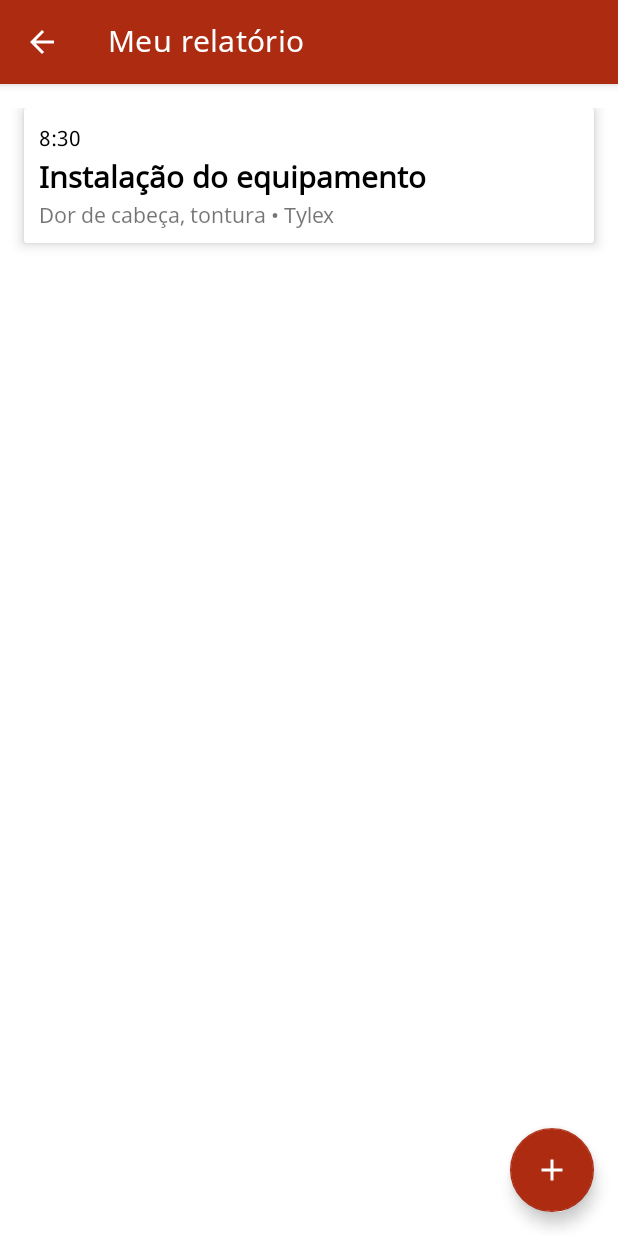
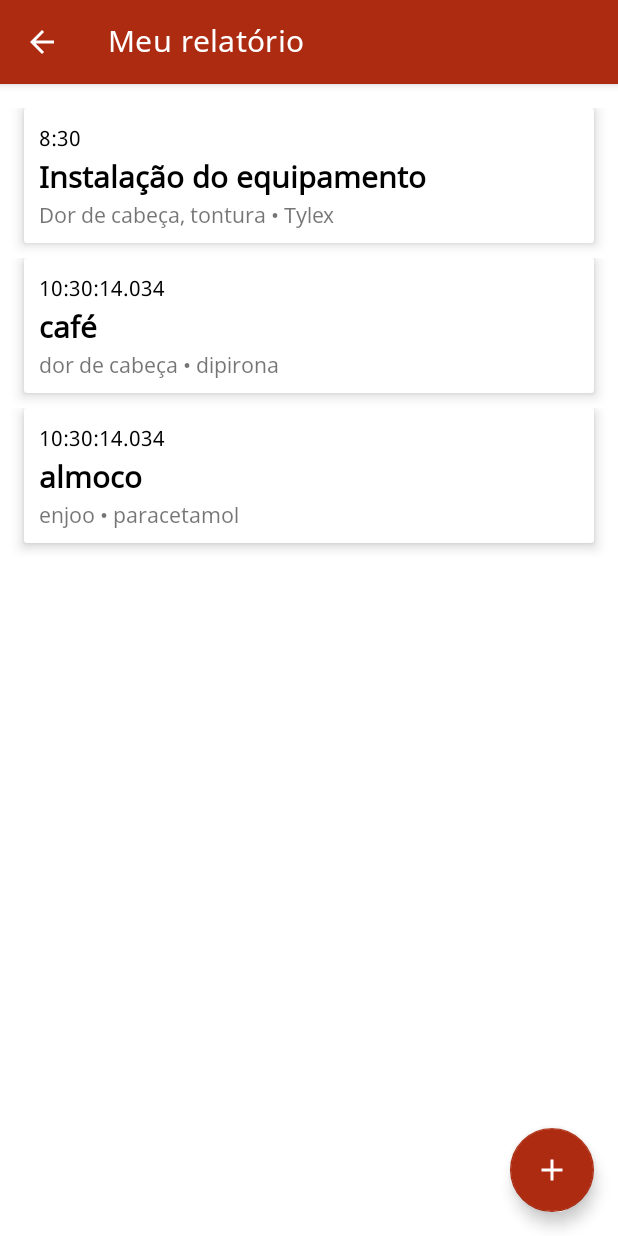
Before and after one commit to martinsgms/relatorio-acessivel, an Android app: the RelatorioActivity screen opened directly, with no data from a screen before it, on a phone screen of 412 x 824 dp. Run offline under Robolectric (Android 15) with nearby library versions, the phone set to English and light mode, and no system bars; 5 statements that could not run were skipped.

Commit message:
adiciona click listener no relatório, e manda item para formulário

```diff
--- a/android/RelatorioAcessivel/app/src/main/java/br/com/martinsgms/relatorioacessivel/ui/activity/RelatorioActivity.kt
+++ b/android/RelatorioAcessivel/app/src/main/java/br/com/martinsgms/relatorioacessivel/ui/activity/RelatorioActivity.kt
@@ -1,26 +1,35 @@
 package br.com.martinsgms.relatorioacessivel.ui.activity
 
 import android.content.Intent
+import android.os.Build
 import android.os.Bundle
 import android.util.Log
+import androidx.annotation.RequiresApi
 import androidx.appcompat.app.AppCompatActivity
 import androidx.recyclerview.widget.RecyclerView
 import br.com.martinsgms.relatorioacessivel.R
+import br.com.martinsgms.relatorioacessivel.model.AtividadeModel
 import br.com.martinsgms.relatorioacessivel.ui.adapter.RelatorioAdapter
 import br.com.martinsgms.relatorioacessivel.ui.dao.RelatorioDAO
 import com.google.android.material.floatingactionbutton.FloatingActionButton
+import java.time.LocalTime
 
-class RelatorioActivity : AppCompatActivity(R.layout.activity_relatorio) {
+class RelatorioActivity : AppCompatActivity(R.layout.activity_relatorio),
+    RelatorioAdapter.OnClickAtividadeListener {
 
     private val relatorioDAO = RelatorioDAO()
-    private val adapter = RelatorioAdapter(context = this)
+    private val adapter = RelatorioAdapter(context = this, onClickAtividadeListener = this)
 
+    @RequiresApi(Build.VERSION_CODES.O)
     override fun onCreate(savedInstanceState: Bundle?) {
         super.onCreate(savedInstanceState)
 
         configuraRecyclerView()
         configuraBotaoReturn()
         configuraFab()
+
+        relatorioDAO.save(AtividadeModel(LocalTime.now(), "café", "dor de cabeça", "dipirona"))
+        relatorioDAO.save(AtividadeModel(LocalTime.now(), "almoco", "enjoo", "paracetamol"))
     }
 
     override fun onResume() {
@@ -44,10 +53,20 @@ class RelatorioActivity : AppCompatActivity(R.layout.activity_relatorio) {
     private fun configuraRecyclerView() {
         val relatorioRecyclerView = findViewById<RecyclerView>(R.id.activity_relatorio_rv)
         relatorioRecyclerView.adapter = adapter
+
     }
 
     override fun onSupportNavigateUp(): Boolean {
         onBackPressed()
         return true
     }
+
+    override fun OnClickAtividadeListener(atividade: AtividadeModel) {
+        Log.d("gmds", "${atividade.toString()}")
+
+        val intent = Intent(this, NovaAtividadeActivity::class.java)
+        intent.putExtra("atividade", atividade)
+
+        startActivity(intent)
+    }
 }
--- a/android/RelatorioAcessivel/app/src/main/java/br/com/martinsgms/relatorioacessivel/ui/adapter/RelatorioAdapter.kt
+++ b/android/RelatorioAcessivel/app/src/main/java/br/com/martinsgms/relatorioacessivel/ui/adapter/RelatorioAdapter.kt
@@ -5,13 +5,15 @@ import android.view.LayoutInflater
 import android.view.View
 import android.view.ViewGroup
 import android.widget.TextView
+import androidx.cardview.widget.CardView
 import androidx.recyclerview.widget.RecyclerView
 import br.com.martinsgms.relatorioacessivel.R
 import br.com.martinsgms.relatorioacessivel.model.AtividadeModel
 
 class RelatorioAdapter(
     val context: Context,
-    atividades: List<AtividadeModel> = emptyList()
+    atividades: List<AtividadeModel> = emptyList(),
+    var onClickAtividadeListener: OnClickAtividadeListener
 ) : RecyclerView.Adapter<RelatorioAdapter.ViewHolder>() {
 
     private val atividades = atividades.toMutableList()
@@ -27,13 +29,20 @@ class RelatorioAdapter(
             val sintomasView = itemView.findViewById<TextView>(R.id.sintomas)
             sintomasView.text = atividade.sintomas
 
-            if (atividade.medicamentos.isNotBlank() && atividade.sintomas.isNotBlank())
-                sintomasView.text = sintomasView.text.toString().plus(" • ${atividade.medicamentos}")
-
-            else if (atividade.sintomas.isBlank())
+            if (!atividade.medicamentos.isNullOrBlank() && !atividade.sintomas.isNullOrBlank())
+                sintomasView.text =
+                    sintomasView.text.toString().plus(" • ${atividade.medicamentos}")
+            else if (atividade.sintomas.isNullOrBlank())
                 sintomasView.text = atividade.medicamentos
         }
+
+        val cardView = itemView.findViewById<CardView>(R.id.card_view)
     }
+
+    interface OnClickAtividadeListener {
+        fun OnClickAtividadeListener(atividade: AtividadeModel)
+    }
+
 
     override fun onCreateViewHolder(parent: ViewGroup, viewType: Int): ViewHolder {
         val inflater = LayoutInflater.from(context)
@@ -44,6 +53,11 @@ class RelatorioAdapter(
 
     override fun onBindViewHolder(holder: ViewHolder, position: Int) {
         val atividade = atividades[position]
+
+        holder.cardView.setOnClickListener {
+            onClickAtividadeListener.OnClickAtividadeListener(atividade)
+        }
+
         holder.bind(atividade)
     }
 
--- a/android/RelatorioAcessivel/app/src/main/res/layout/fragment_time_picker.xml
+++ b/android/RelatorioAcessivel/app/src/main/res/layout/fragment_time_picker.xml
@@ -1,15 +1,13 @@
 <?xml version="1.0" encoding="utf-8"?>
 <FrameLayout xmlns:android="http://schemas.android.com/apk/res/android"
-    xmlns:tools="http://schemas.android.com/tools"
     android:id="@+id/tp"
     android:layout_width="match_parent"
-    android:layout_height="match_parent"
-    tools:context=".TimePickerFragment">
+    android:layout_height="match_parent">
 
     <!-- TODO: Update blank fragment layout -->
 
     <EditText
-        android:id="@+id/hora"
+        android:id="@+id/hora_fragment"
         style="@style/Widget.MaterialComponents.TextInputLayout.OutlinedBox"
         android:layout_width="match_parent"
         android:layout_height="wrap_content"
```
Also changed, not shown: android/RelatorioAcessivel/app/src/main/java/br/com/martinsgms/relatorioacessivel/model/AtividadeModel.kt (+44 -6 lines), android/RelatorioAcessivel/app/src/main/java/br/com/martinsgms/relatorioacessivel/ui/activity/NovaAtividadeActivity.kt (+46 -17 lines), android/RelatorioAcessivel/app/src/main/java/br/com/martinsgms/relatorioacessivel/ui/fragment/TimePickerFragment.kt (+12 -3 lines).
